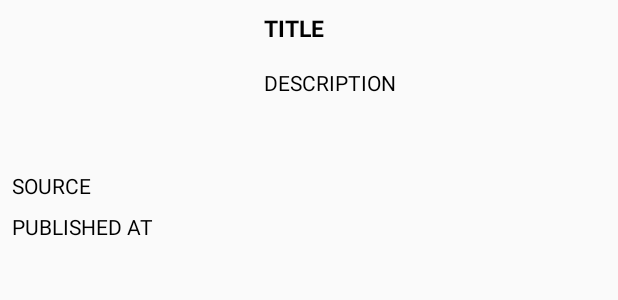
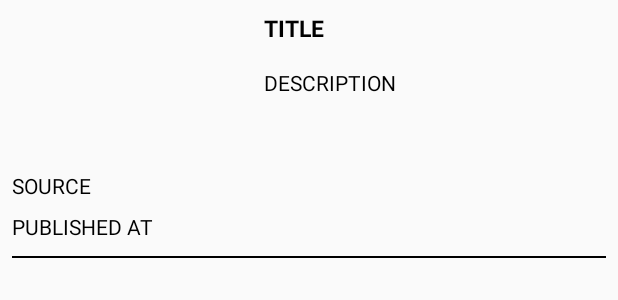
Before and after one commit to mhd-mansoor/KotlinMVVMNewsApp, an Android app: the layout item_article_preview.xml on its own in the app's theme, with its tools: preview values and no code run, on a phone screen of 412 x 824 dp. Shown: the top 300 px of the screen. Run offline under Robolectric (Android 15) with nearby library versions, the phone set to English and light mode, and no system bars; network calls fail.

```diff
--- a/app/src/main/java/com/androiddevs/mvvmnewsapp/model/Article.kt
+++ b/app/src/main/java/com/androiddevs/mvvmnewsapp/model/Article.kt
@@ -2,6 +2,7 @@ package com.androiddevs.mvvmnewsapp.model
 
 import androidx.room.Entity
 import androidx.room.PrimaryKey
+import java.io.Serializable
 
 
 @Entity(
@@ -18,4 +19,4 @@ data class Article(
     val title: String,
     val url: String,
     val urlToImage: String
-)
+) : Serializable
--- a/app/src/main/res/layout/item_article_preview.xml
+++ b/app/src/main/res/layout/item_article_preview.xml
@@ -4,6 +4,7 @@
     xmlns:tools="http://schemas.android.com/tools"
     android:layout_width="match_parent"
     android:layout_height="wrap_content"
+    android:layout_marginBottom="10dp"
     android:padding="8dp">
 
     <ImageView
@@ -19,7 +20,7 @@
         android:layout_width="wrap_content"
         android:layout_height="wrap_content"
         android:layout_marginTop="16dp"
-        android:text="SOURCE"
+        android:text="@string/source"
         android:textColor="@android:color/black"
         app:layout_constraintStart_toStartOf="parent"
         app:layout_constraintTop_toBottomOf="@+id/ivArticleImage" />
@@ -31,7 +32,7 @@
         android:layout_marginStart="8dp"
         android:ellipsize="end"
         android:maxLines="3"
-        android:text="TITLE"
+        android:text="@string/title"
         android:textColor="@android:color/black"
         android:textSize="15sp"
         android:textStyle="bold"
@@ -47,7 +48,7 @@
         android:layout_marginTop="16dp"
         android:ellipsize="end"
         android:maxLines="5"
-        android:text="DESCRIPTION"
+        android:text="@string/description"
         android:textColor="@android:color/black"
         app:layout_constraintEnd_toEndOf="parent"
         app:layout_constraintStart_toEndOf="@+id/ivArticleImage"
@@ -58,9 +59,19 @@
         android:layout_width="wrap_content"
         android:layout_height="wrap_content"
         android:layout_marginTop="8dp"
-        android:text="PUBLISHED AT"
+        android:text="@string/published_at"
         android:textColor="@android:color/black"
         app:layout_constraintStart_toStartOf="parent"
         app:layout_constraintTop_toBottomOf="@+id/tvSource" />
 
+    <View
+        android:layout_width="match_parent"
+        android:layout_height="1dp"
+        android:background="@color/color_black"
+        android:layout_marginTop="10dp"
+        app:layout_constraintBottom_toBottomOf="parent"
+        app:layout_constraintEnd_toEndOf="parent"
+        app:layout_constraintStart_toStartOf="parent"
+        app:layout_constraintTop_toBottomOf="@+id/tvPublishedAt" />
+
 </androidx.constraintlayout.widget.ConstraintLayout>
--- a/app/src/main/res/navigation/news_nav_graph.xml
+++ b/app/src/main/res/navigation/news_nav_graph.xml
@@ -19,7 +19,11 @@
     <fragment
         android:id="@+id/articleFragment2"
         android:name="com.androiddevs.mvvmnewsapp.ui.fragments.ArticleFragment"
-        android:label="ArticleFragment" />
+        android:label="ArticleFragment" >
+        <argument
+            android:name="article"
+            app:argType="com.androiddevs.mvvmnewsapp.model.Article" />
+    </fragment>
     <fragment
         android:id="@+id/savedNewsFragment"
         android:name="com.androiddevs.mvvmnewsapp.ui.fragments.SavedNewsFragment"
--- a/app/src/main/res/values/colors.xml
+++ b/app/src/main/res/values/colors.xml
@@ -3,4 +3,5 @@
     <color name="colorPrimary">#6200EE</color>
     <color name="colorPrimaryDark">#3700B3</color>
     <color name="colorAccent">#03DAC5</color>
+    <color name="color_black">#000000</color>
 </resources>
--- a/app/src/main/res/values/strings.xml
+++ b/app/src/main/res/values/strings.xml
@@ -3,4 +3,8 @@
     <string name="braking_news">Braking News</string>
     <string name="saved_news">Saved News</string>
     <string name="search_news">Search News</string>
+    <string name="published_at">PUBLISHED AT</string>
+    <string name="description">DESCRIPTION</string>
+    <string name="title">TITLE</string>
+    <string name="source">SOURCE</string>
 </resources>
```
Also changed, not shown: app/src/main/java/com/androiddevs/mvvmnewsapp/ui/fragments/ArticleFragment.kt (+9 -0 lines), app/src/main/java/com/androiddevs/mvvmnewsapp/ui/fragments/BrakingNewsFragment.kt (+11 -0 lines), app/src/main/java/com/androiddevs/mvvmnewsapp/ui/fragments/SavedNewsFragment.kt (+24 -1 lines), app/src/main/java/com/androiddevs/mvvmnewsapp/ui/fragments/SearchNewsFragment.kt (+15 -6 lines).
